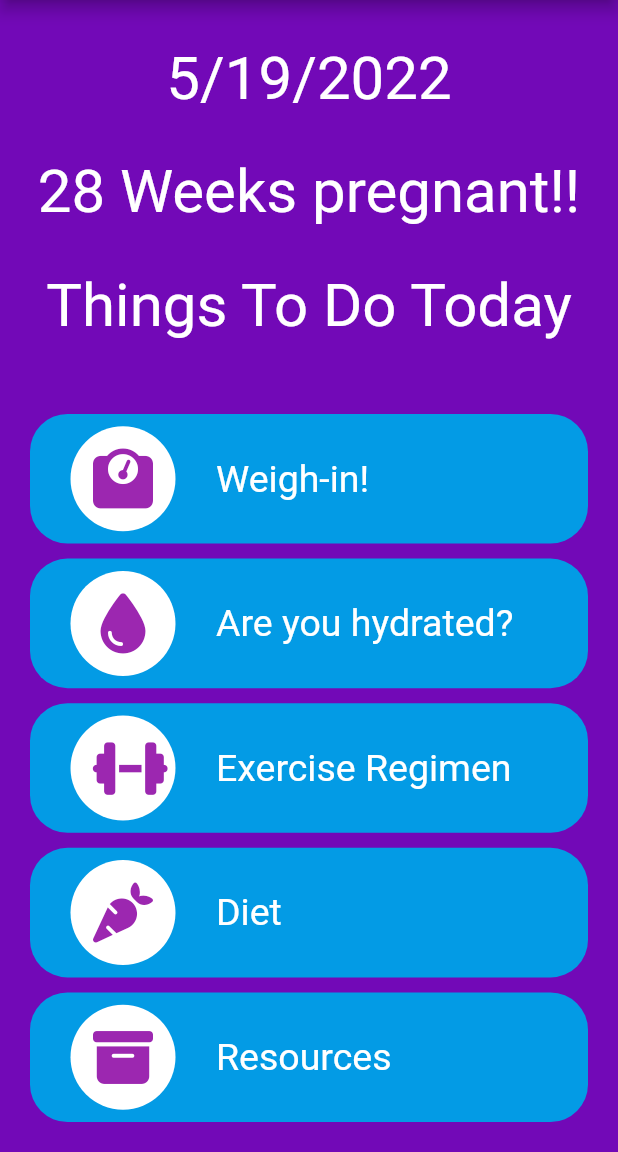
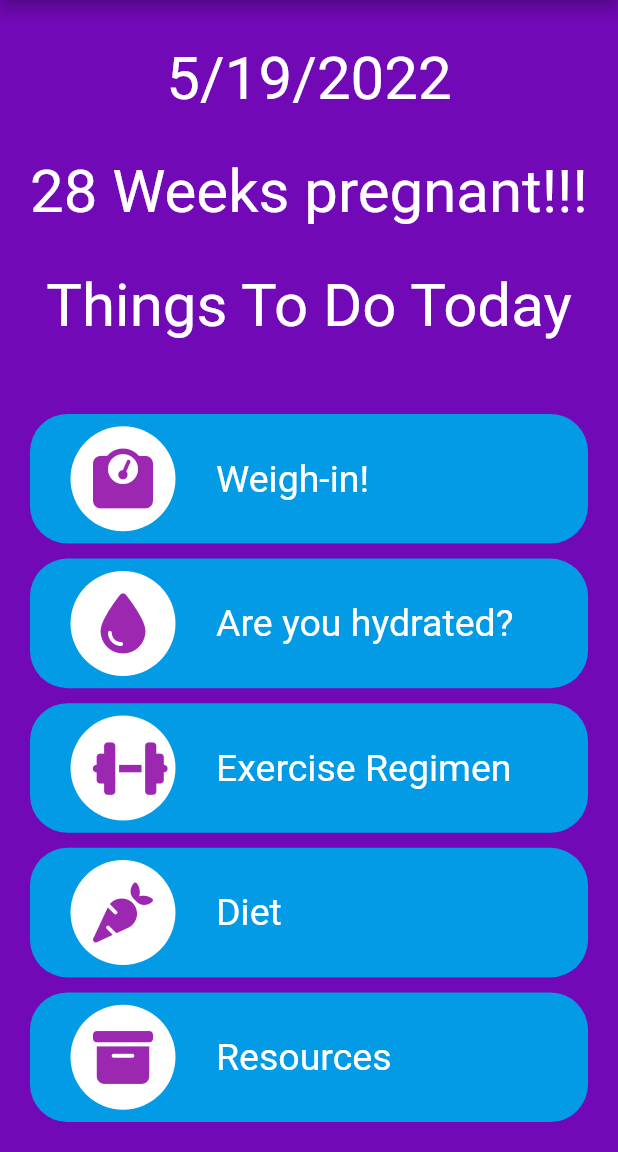
Before and after one commit to tnguyen2791/Preggo, a Flutter app: the Homepage screen opened directly, on a phone screen of 412 x 824 dp, the part 84-1236 px from its top. Run offline on Flutter 3.47's test engine with Material 2 defaults, Android fonts, the phone set to English and light mode, and no system bars; our stand-ins replace font_awesome_flutter, google_fonts, settings_ui; Roboto replaces fonts that are missing (Acme).

Commit message:
changes committed 19MAYat1040h

```diff
--- a/lib/components/reusableCard.dart
+++ b/lib/components/reusableCard.dart
@@ -1,4 +1,5 @@
 import 'package:flutter/material.dart';
+import 'package:font_awesome_flutter/font_awesome_flutter.dart';
 import 'package:google_fonts/google_fonts.dart';
 
 class ReusableCard extends StatelessWidget {
@@ -7,9 +8,9 @@ class ReusableCard extends StatelessWidget {
   final String navigationRoute;
 
   ReusableCard({
-    required this.cardDescription,
-    required this.cardIcon,
-    required this.navigationRoute,
+    this.cardDescription = 'No Description',
+    this.cardIcon = FontAwesomeIcons.faceSadCry,
+    this.navigationRoute = '/',
   });
 
   @override
--- a/lib/screens/diet.dart
+++ b/lib/screens/diet.dart
@@ -3,6 +3,8 @@ import 'package:preggo/components/screenBase.dart';
 import 'package:preggo/constants.dart';
 
 class Diet extends StatelessWidget {
+  static const String id = 'diet_screen';
+
   @override
   Widget build(BuildContext context) {
     return ScreenBaseScaffold(
--- a/lib/screens/exercise_reg.dart
+++ b/lib/screens/exercise_reg.dart
@@ -3,6 +3,8 @@ import 'package:preggo/components/screenBase.dart';
 import 'package:preggo/constants.dart';
 
 class ExerciseRegimen extends StatelessWidget {
+static const String id = 'exercise_screen';
+
   @override
   Widget build(BuildContext context) {
     return ScreenBaseScaffold(
--- a/lib/screens/growth_chart.dart
+++ b/lib/screens/growth_chart.dart
@@ -6,6 +6,8 @@ class GrowthChart extends StatelessWidget {
   //TODO: Creation of charts can be done with https://pub.dev/packages/syncfusion_flutter_charts
   //TODO: Learn how to create data containers for this
   //TODO: A stacked chart is what you're looking for.
+
+  static const String id = 'growth_screen';
 
   @override
   Widget build(BuildContext context) {
--- a/lib/screens/home.dart
+++ b/lib/screens/home.dart
@@ -1,11 +1,18 @@
 import 'package:flutter/material.dart';
 import 'package:preggo/constants.dart';
+import 'package:preggo/screens/diet.dart';
+import 'package:preggo/screens/exercise_reg.dart';
+import 'package:preggo/screens/growth_chart.dart';
+import 'package:preggo/screens/resources.dart';
+import 'package:preggo/screens/water_log.dart';
 import '../components/reusableCard.dart';
 import 'package:font_awesome_flutter/font_awesome_flutter.dart';
 import 'package:preggo/components/base.dart';
 
 class Homepage extends StatelessWidget {
   Homepage({Key? key}) : super(key: key);
+
+  static const String id = 'homepage_screen';
 
   DateTime now = DateTime.now();
   String formattedDate =
@@ -25,7 +32,7 @@ class Homepage extends StatelessWidget {
               mainAxisAlignment: MainAxisAlignment.spaceEvenly,
               children: [
                 Text(formattedDate, style: kGoogleTitle),
-                Text('28 Weeks pregnant!!', style: kGoogleTitle),
+                Text('28 Weeks pregnant!!!', style: kGoogleTitle),
                 Text('Things To Do Today', style: kGoogleTitle),
               ],
             ),
@@ -39,27 +46,27 @@ class Homepage extends StatelessWidget {
                   mainAxisAlignment: MainAxisAlignment.spaceEvenly,
                   children: [
                     ReusableCard(
-                      navigationRoute: '/GrowthChart',
+                      navigationRoute: GrowthChart.id,
                       cardDescription: 'Weigh-in!',
                       cardIcon: FontAwesomeIcons.weightScale,
                     ), //Weighing in
                     ReusableCard(
-                      navigationRoute: '/WaterLog',
+                      navigationRoute: WaterLog.id,
                       cardDescription: 'Are you hydrated?',
                       cardIcon: FontAwesomeIcons.droplet,
                     ), //Hydration
                     ReusableCard(
-                      navigationRoute: '/ExerciseRegimen',
+                      navigationRoute: ExerciseRegimen.id,
                       cardDescription: 'Exercise Regimen',
                       cardIcon: FontAwesomeIcons.dumbbell,
                     ), //Exercise Regimen
                     ReusableCard(
-                      navigationRoute: '/Diet',
+                      navigationRoute: Diet.id,
                       cardDescription: 'Diet',
                       cardIcon: FontAwesomeIcons.carrot,
                     ), //Diet
                     ReusableCard(
-                      navigationRoute: '/Resources',
+                      navigationRoute: Resources.id,
                       cardDescription: 'Resources',
                       cardIcon: FontAwesomeIcons.boxArchive,
                     ), //Resources
--- a/lib/screens/resources.dart
+++ b/lib/screens/resources.dart
@@ -3,6 +3,8 @@ import 'package:preggo/components/screenBase.dart';
 import 'package:preggo/constants.dart';
 
 class Resources extends StatelessWidget {
+  static const String id = 'resources_screen';
+
   const Resources({Key? key}) : super(key: key);
 
   //TODO: You can use the URL Launcher to create links
--- a/lib/screens/weigh_in.dart
+++ b/lib/screens/weigh_in.dart
@@ -2,6 +2,9 @@ import 'package:flutter/material.dart';
 import 'package:preggo/components/screenBase.dart';
 
 class WeighIn extends StatelessWidget {
+
+static const String id = 'weigh_in_screen';
+
   @override
   Widget build(BuildContext context) {
     return ScreenBaseScaffold(
--- a/pubspec.yaml
+++ b/pubspec.yaml
@@ -34,6 +34,7 @@ dependencies:
   cupertino_icons: ^1.0.2
   font_awesome_flutter: ^10.1.0
   google_fonts: ^2.3.2
+  settings_ui: ^2.0.2
 
 dev_dependencies:
   flutter_test:
@@ -45,11 +46,7 @@ dev_dependencies:
   # package. See that file for information about deactivating specific lint
   # rules and activating additional ones.
   flutter_lints: ^1.0.0
-  flutter_launcher_icons: ^0.9.2
 
-flutter_icons:
-  ios: true
-  image_path: assets/icon/icon.png
 
 # For information on the generic Dart part of this file, see the
 # following page: https://dart.dev/tools/pub/pubspec
```
Also changed, not shown: lib/components/menu.dart (+18 -7 lines), lib/components/water_droplet.dart (deleted, +0 -33 lines), lib/components/water_total.dart (added, +27 -0 lines), lib/main.dart (+10 -8 lines), lib/screens/settings.dart (added, +68 -0 lines), lib/screens/water_log.dart (+5 -17 lines), pubspec.lock, 1 other file.
